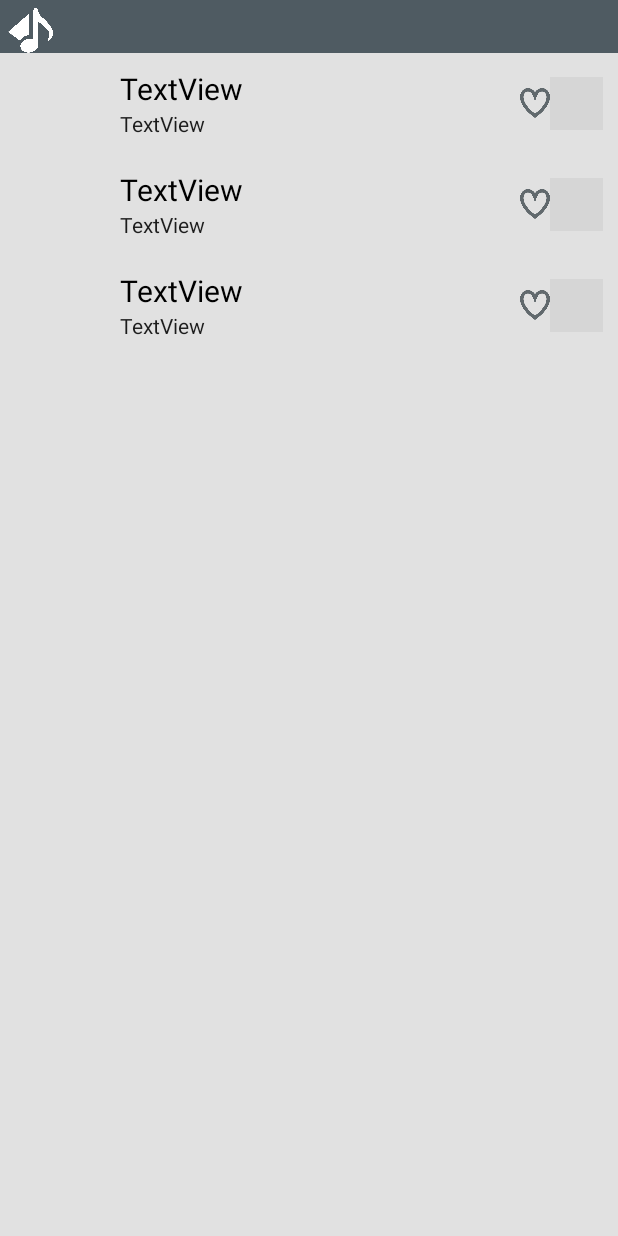
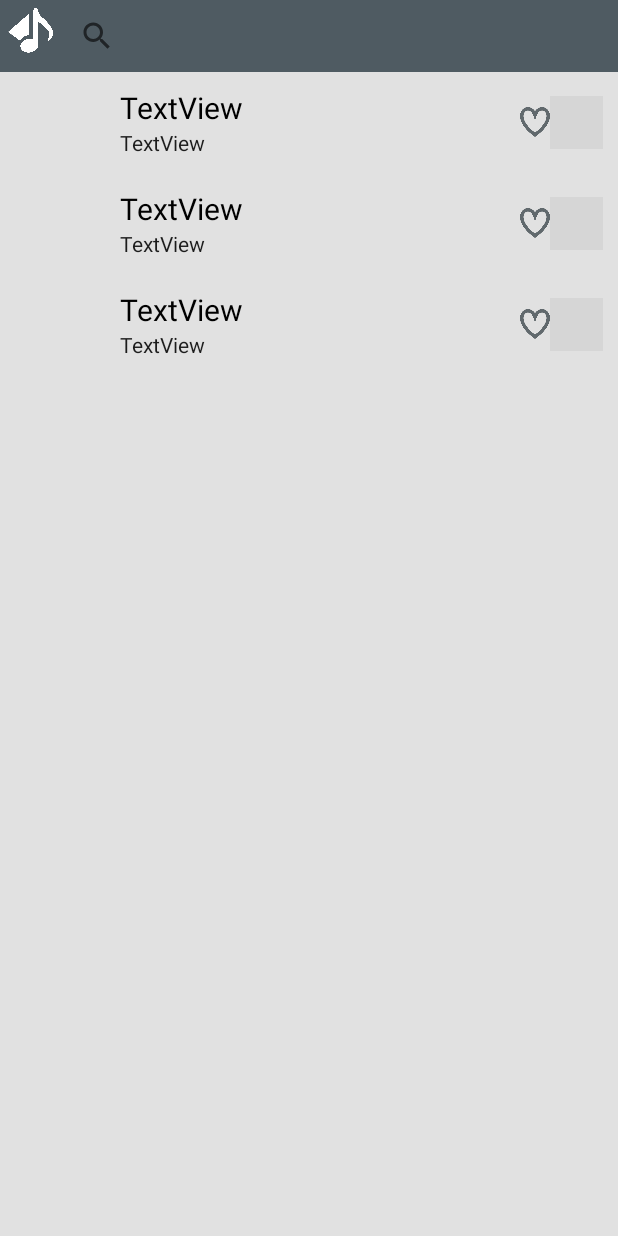
Before and after one commit to Leighton070103/TrueRandomMusicPlayer, an Android app: the layout activity_song_list.xml on its own in the app's theme, with its tools: preview values and no code run, on a phone screen of 412 x 824 dp. Run offline under Robolectric (Android 15) with nearby library versions, the phone set to English and light mode, and no system bars; grey boxes are pictures that could not be loaded.

Commit message:
song list view search function improving.

```diff
--- a/app/src/main/java/net/classicgarage/truerandommusicplayer/PlayerWidgetProvider.java
+++ b/app/src/main/java/net/classicgarage/truerandommusicplayer/PlayerWidgetProvider.java
@@ -131,6 +131,4 @@ public class PlayerWidgetProvider extends AppWidgetProvider {
     	*/
     	super.onReceive(context, intent);
     }
-
-
 }
--- a/app/src/main/java/net/classicgarage/truerandommusicplayer/service/MusicService.java
+++ b/app/src/main/java/net/classicgarage/truerandommusicplayer/service/MusicService.java
@@ -14,7 +14,6 @@ import android.os.Bundle;
 import android.os.IBinder;
 import android.os.Message;
 import android.util.Log;
-import android.view.WindowManager;
 import android.widget.RemoteViews;
 
 import net.classicgarage.truerandommusicplayer.PlayerWidgetProvider;
@@ -51,9 +50,6 @@ public class MusicService extends Service {
 
 
     public MusicService() {}
-
-
-
     /**
      * On create method of the service.
      * Initialize the media player and the data source.
--- a/app/src/main/java/net/classicgarage/truerandommusicplayer/widget/AlwaysMarqueeTextView.java
+++ b/app/src/main/java/net/classicgarage/truerandommusicplayer/widget/AlwaysMarqueeTextView.java
@@ -2,7 +2,6 @@ package net.classicgarage.truerandommusicplayer.widget;
 
 import android.content.Context;
 import android.util.AttributeSet;
-import android.widget.TextView;
 
 /**
  * This class is to provide a textview widget that would automatically hide part of the text if it
--- a/app/src/main/res/layout/activity_song_list.xml
+++ b/app/src/main/res/layout/activity_song_list.xml
@@ -27,24 +27,25 @@
             android:scaleType="centerInside"
             android:src="@mipmap/return_icon" />
 
-        <!--<android.support.v7.widget.SearchView-->
-            <!--android:id="@+id/songlist_searchbar_sv"-->
-            <!--android:layout_width="wrap_content"-->
-            <!--android:layout_height="wrap_content"-->
-            <!--android:ems="10"-->
-            <!--android:hint="Search"-->
-            <!--android:inputType="textPersonName"-->
-            <!--android:textColor="#ffffff"-->
-            <!--android:textColorHint="#e6e6e6"-->
-            <!--android:textColorLink="#e6e6e6" />-->
+        <android.support.v7.widget.SearchView
+            android:id="@+id/songlist_searchbar_sv"
+            android:layout_width="wrap_content"
+            android:layout_height="wrap_content"
+            android:ems="10"
+            android:hint="Search"
+            android:inputType="textPersonName"
+            android:textColor="#ffffff"
+            android:textColorHint="#e6e6e6"
+            android:textColorLink="#e6e6e6" />
+
     </LinearLayout>
-    <!--<ListView-->
-        <!--android:id="@+id/song_list_lv"-->
-        <!--android:visibility="gone"-->
-        <!--android:layout_below="@id/searchlayout"-->
-        <!--android:layout_height="match_parent"-->
-        <!--android:layout_width="match_parent"-->
-        <!--android:background="#969696" />-->
+    <ListView
+        android:id="@+id/song_list_lv"
+        android:visibility="gone"
+        android:layout_below="@id/searchlayout"
+        android:layout_height="match_parent"
+        android:layout_width="match_parent"
+        android:background="#969696" />
 
     <LinearLayout
         android:orientation="vertical"
```
Also changed, not shown: app/src/main/AndroidManifest.xml (+9 -1 lines), app/src/main/java/net/classicgarage/truerandommusicplayer/activity/LockScreenActivity.java (+12 -10 lines), app/src/main/java/net/classicgarage/truerandommusicplayer/activity/MainActivity.java (+5 -5 lines), app/src/main/java/net/classicgarage/truerandommusicplayer/activity/SongListActivity.java (+52 -59 lines), app/src/main/res/layout/activity_lock_screen.xml (+7 -3 lines).
